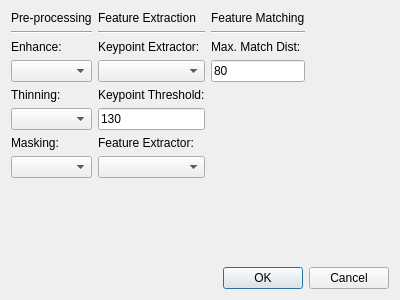
Old version of the form Proyecto-Final/configdialog.ui in the repository nlandau91/Proyecto-Final.
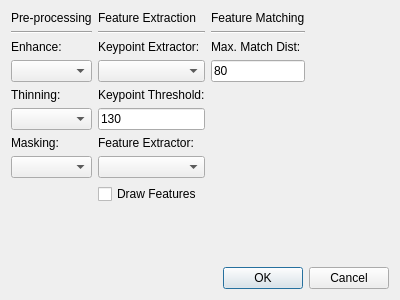
New version of the form.

```diff
--- a/Proyecto-Final/configdialog.ui
+++ b/Proyecto-Final/configdialog.ui
@@ -159,6 +159,13 @@
        <item>
         <widget class="QComboBox" name="comboBox_feat"/>
        </item>
+       <item>
+        <widget class="QCheckBox" name="checkBox_draw">
+         <property name="text">
+          <string>Draw Features</string>
+         </property>
+        </widget>
+       </item>
        <item>
         <spacer name="verticalSpacer">
          <property name="orientation">
```
